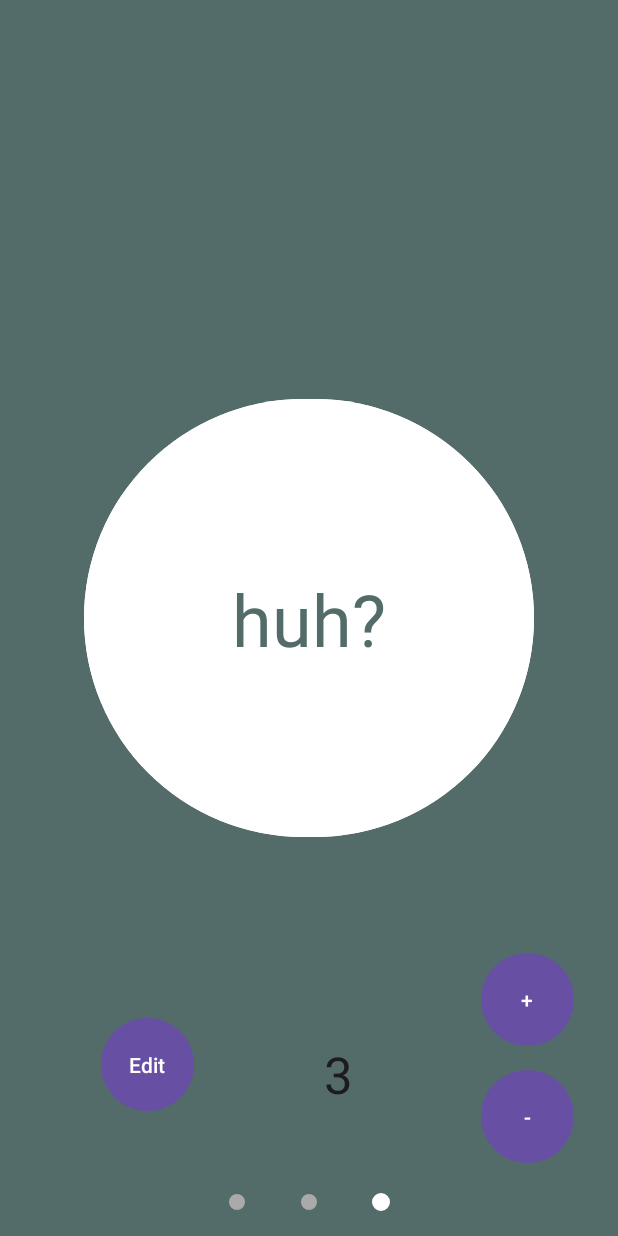
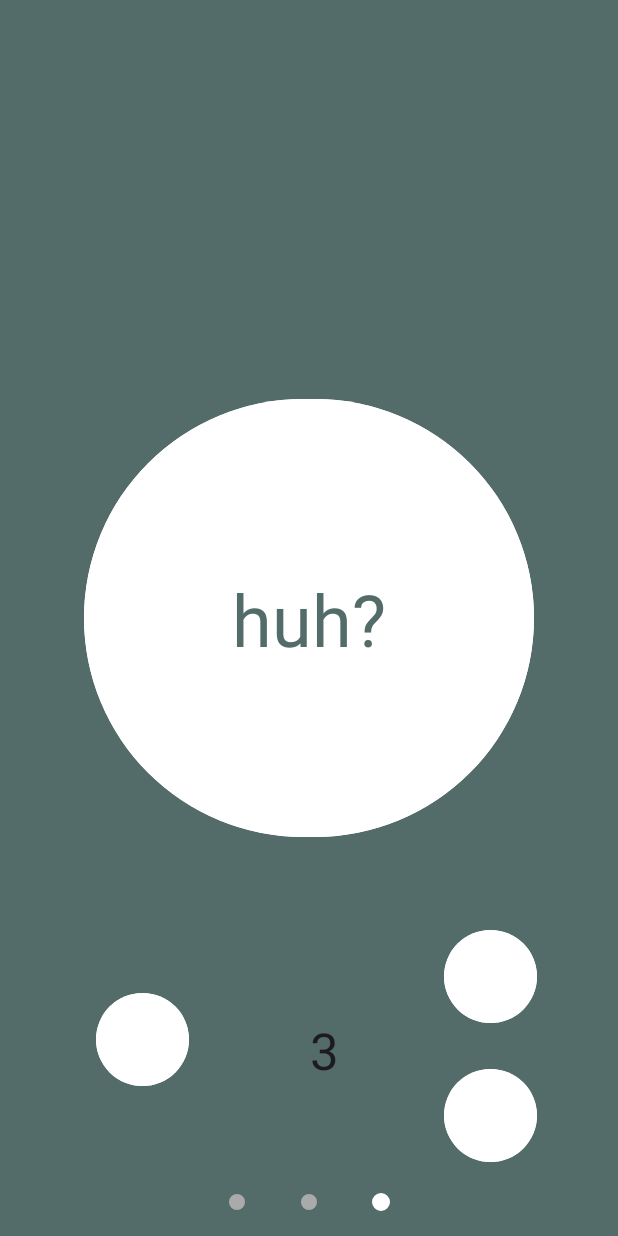
Before and after one commit to Sheridanlk/YesNot, an Android app: the screen it shows after launch (MainActivity), item 3 of the bottom bar chosen, on a phone screen of 412 x 824 dp. Run offline under Robolectric (Android 15) with nearby library versions, the phone set to English and light mode, and no system bars.

Commit message:
add bottom sheet

```diff
--- a/app/src/main/java/com/example/yesnot/BlankFragment3.java
+++ b/app/src/main/java/com/example/yesnot/BlankFragment3.java
@@ -17,6 +17,7 @@ import android.widget.EditText;
 import android.widget.TextView;
 import android.widget.Toast;
 
+import com.example.yesnot.databinding.FragmentBlank3Binding;
 import com.example.yesnot.sampledata.AnswerManager;
 import com.example.yesnot.sampledata.NetworkManager;
 
@@ -25,6 +26,7 @@ public class BlankFragment3 extends Fragment {
     public static Button generateBtn, plusBtn, minusBtn, editBtn;
     public static EditText editText;
     public static TextView textView;
+
     public static Toast toast;
     @Override
     public void onCreate(Bundle savedInstanceState) {
@@ -98,7 +100,17 @@ public class BlankFragment3 extends Fragment {
                 }
             }
         });
+
+        editBtn.setOnClickListener(new View.OnClickListener() {
+            @Override
+            public void onClick(View view) {
+                BottomSheetFragment bottomSheetFragment = new BottomSheetFragment();
+                bottomSheetFragment.show(requireActivity().getSupportFragmentManager(), "sus");
+
+            }
+        });
     }
+
 
     private class GetAnswer extends AsyncTask<String, String, String> {
         protected void onPreExecute(){
--- a/app/src/main/java/com/example/yesnot/MainActivity.java
+++ b/app/src/main/java/com/example/yesnot/MainActivity.java
@@ -7,7 +7,9 @@ import android.app.ActionBar;
 import android.content.SharedPreferences;
 import android.graphics.Color;
 import android.os.Bundle;
+import android.view.View;
 
+import com.example.yesnot.databinding.ActivityMainBinding;
 import com.example.yesnot.sampledata.Adapter;
 import com.google.android.material.tabs.TabLayout;
 import com.google.android.material.tabs.TabLayoutMediator;
@@ -18,19 +20,25 @@ public class MainActivity extends AppCompatActivity {
     ViewPager2 myViewPager2;
     Adapter myAdapter;
     private static final String PREFS_FILE = "Clicks";
+    private ActivityMainBinding binding;
     static SharedPreferences settings;
 
 
     @Override
     protected void onCreate(Bundle savedInstanceState) {
         super.onCreate(savedInstanceState);
-        setContentView(R.layout.activity_main);
+
+        binding = ActivityMainBinding.inflate(getLayoutInflater());
+        View view = binding.getRoot();
+
+        setContentView(view);
+
 
         settings = getSharedPreferences(PREFS_FILE, MODE_PRIVATE);
 
-        myViewPager2 = findViewById(R.id.viewPager2);
+        myViewPager2 = binding.viewPager2;
         myAdapter = new Adapter(getSupportFragmentManager(), getLifecycle());
-        TabLayout tabLayout = findViewById(R.id.tabDots);
+        TabLayout tabLayout = binding.tabDots;
 
         myAdapter.addFragment(new BlankFragment2());
         myAdapter.addFragment(new BlankFragment1());
@@ -39,6 +47,7 @@ public class MainActivity extends AppCompatActivity {
         myViewPager2.setOrientation(ViewPager2.ORIENTATION_HORIZONTAL);
         myViewPager2.setAdapter(myAdapter);
         myViewPager2.setCurrentItem(1,false);
+
         new TabLayoutMediator(tabLayout, myViewPager2,
                 (tab, position) -> tab.setIcon(R.drawable.default_dot)
 
--- /dev/null
+++ b/app/src/main/res/drawable/baseline_close_24.xml
@@ -0,0 +1,5 @@
+<vector android:height="20dp" android:tint="@color/white"
+    android:viewportHeight="24" android:viewportWidth="24"
+    android:width="20dp" xmlns:android="http://schemas.android.com/apk/res/android">
+    <path android:fillColor="@android:color/white" android:pathData="M19,6.41L17.59,5 12,10.59 6.41,5 5,6.41 10.59,12 5,17.59 6.41,19 12,13.41 17.59,19 19,17.59 13.41,12z"/>
+</vector>
--- a/app/src/main/res/layout/fragment_blank3.xml
+++ b/app/src/main/res/layout/fragment_blank3.xml
@@ -24,41 +24,41 @@
         style="@style/Widget.Material3.Button.IconButton.Filled"
         android:layout_width="70dp"
         android:layout_height="70dp"
+        android:backgroundTint="@color/white"
         android:text="Edit"
         android:textAlignment="center"
         app:layout_constraintBottom_toBottomOf="parent"
         app:layout_constraintEnd_toStartOf="@+id/editTextNumber"
-        app:layout_constraintHorizontal_bias="0.491"
         app:layout_constraintStart_toStartOf="parent"
-        app:layout_constraintTop_toTopOf="parent"
-        app:layout_constraintVertical_bias="0.895" />
+        app:layout_constraintTop_toBottomOf="@+id/GenerateBtn" />
 
     <Button
         android:id="@+id/PlusBtn"
         style="@style/Widget.Material3.Button.IconButton.Filled"
         android:layout_width="70dp"
         android:layout_height="70dp"
+        android:backgroundTint="@color/white"
         android:text="+"
         android:textAlignment="center"
         app:layout_constraintBottom_toBottomOf="parent"
         app:layout_constraintEnd_toEndOf="parent"
-        app:layout_constraintHorizontal_bias="0.926"
-        app:layout_constraintStart_toStartOf="parent"
-        app:layout_constraintTop_toTopOf="parent"
-        app:layout_constraintVertical_bias="0.837" />
+        app:layout_constraintStart_toEndOf="@+id/editTextNumber"
+        app:layout_constraintTop_toBottomOf="@+id/GenerateBtn"
+        app:layout_constraintVertical_bias="0.282" />
 
     <Button
         android:id="@+id/MinusBtn"
         style="@style/Widget.Material3.Button.IconButton.Filled"
         android:layout_width="70dp"
         android:layout_height="70dp"
-        android:layout_marginTop="8dp"
+        android:backgroundTint="@color/white"
         android:text="-"
         android:textAlignment="center"
+        app:layout_constraintBottom_toBottomOf="parent"
         app:layout_constraintEnd_toEndOf="parent"
-        app:layout_constraintHorizontal_bias="0.926"
-        app:layout_constraintStart_toStartOf="parent"
-        app:layout_constraintTop_toBottomOf="@+id/PlusBtn" />
+        app:layout_constraintStart_toEndOf="@+id/editTextNumber"
+        app:layout_constraintTop_toBottomOf="@+id/GenerateBtn"
+        app:layout_constraintVertical_bias="0.765" />
 
     <TextView
         android:id="@+id/textView"
@@ -82,12 +82,11 @@
         android:text="3"
         android:textAlignment="center"
         android:textSize="34sp"
-        app:layout_constraintBottom_toTopOf="@+id/MinusBtn"
-        app:layout_constraintEnd_toStartOf="@+id/PlusBtn"
-        app:layout_constraintHorizontal_bias="0.75"
+        app:layout_constraintBottom_toBottomOf="parent"
+        app:layout_constraintEnd_toEndOf="parent"
+        app:layout_constraintHorizontal_bias="0.526"
         app:layout_constraintStart_toStartOf="parent"
-        app:layout_constraintTop_toBottomOf="@+id/PlusBtn"
-        app:layout_constraintVertical_bias="0.45" />
+        app:layout_constraintTop_toBottomOf="@+id/GenerateBtn" />
 
 
 </androidx.constraintlayout.widget.ConstraintLayout>
```
Also changed, not shown: app/src/main/java/com/example/yesnot/BottomSheetFragment.java (added, +65 -0 lines), app/src/main/res/drawable/krugliye_ugli.xml (added, +7 -0 lines), app/src/main/res/layout/fragment_bottom_sheet.xml (added, +45 -0 lines).
